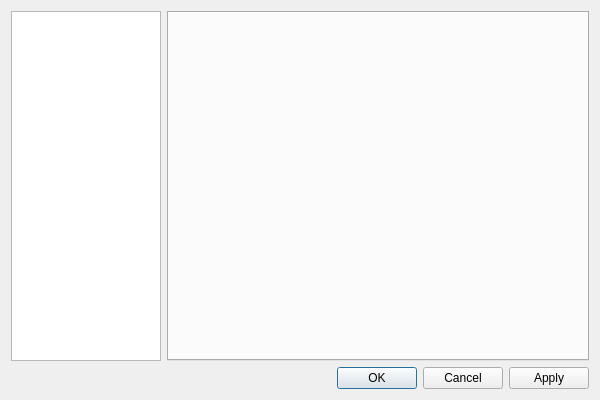
Old version of the form source/optiondialogwithlist.ui in the repository seasea128/SpecTech.
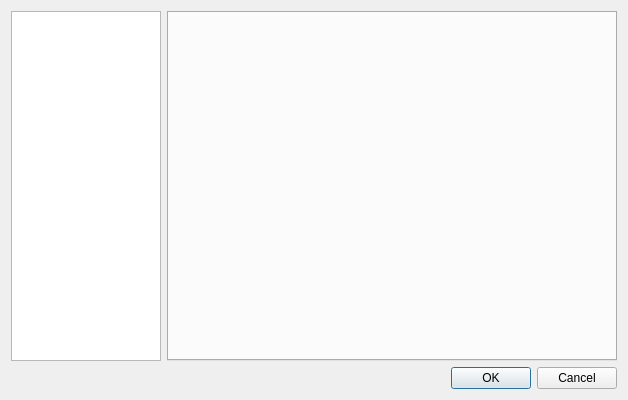
New version of the form.

Diff of the .ui file:
```diff
--- a/source/optiondialogwithlist.ui
+++ b/source/optiondialogwithlist.ui
@@ -56,8 +56,8 @@
          </property>
          <property name="minimumSize">
           <size>
-           <width>300</width>
-           <height>0</height>
+           <width>450</width>
+           <height>350</height>
           </size>
          </property>
         </widget>
@@ -70,7 +70,7 @@
         <enum>Qt::Orientation::Horizontal</enum>
        </property>
        <property name="standardButtons">
-        <set>QDialogButtonBox::StandardButton::Apply|QDialogButtonBox::StandardButton::Cancel|QDialogButtonBox::StandardButton::Ok</set>
+        <set>QDialogButtonBox::StandardButton::Cancel|QDialogButtonBox::StandardButton::Ok</set>
        </property>
       </widget>
      </item>
```
